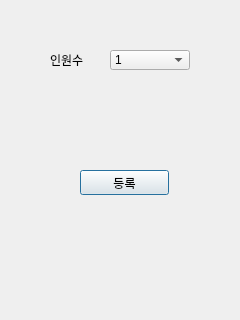
Old version of the form src/gui/user_reg.ui in the repository iot-team5-project/iot-waitingsystem.
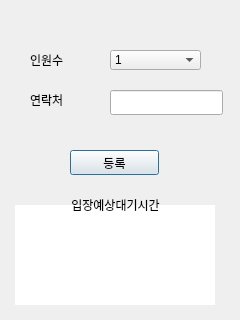
New version of the form.

Diff of the .ui file:
```diff
--- a/src/gui/user_reg.ui
+++ b/src/gui/user_reg.ui
@@ -18,7 +18,7 @@
     <rect>
      <x>110</x>
      <y>50</y>
-     <width>80</width>
+     <width>91</width>
      <height>20</height>
     </rect>
    </property>
@@ -65,9 +65,9 @@
   <widget class="QLabel" name="label">
    <property name="geometry">
     <rect>
-     <x>50</x>
+     <x>30</x>
      <y>50</y>
-     <width>70</width>
+     <width>41</width>
      <height>20</height>
     </rect>
    </property>
@@ -78,8 +78,8 @@
   <widget class="QPushButton" name="btnReg">
    <property name="geometry">
     <rect>
-     <x>80</x>
-     <y>170</y>
+     <x>70</x>
+     <y>150</y>
      <width>89</width>
      <height>25</height>
     </rect>
@@ -88,6 +88,64 @@
     <string>등록</string>
    </property>
   </widget>
+  <widget class="QLabel" name="entranceLiveTime">
+   <property name="geometry">
+    <rect>
+     <x>15</x>
+     <y>205</y>
+     <width>200</width>
+     <height>100</height>
+    </rect>
+   </property>
+   <property name="styleSheet">
+    <string notr="true">background-color: rgb(255, 255, 255);</string>
+   </property>
+   <property name="text">
+    <string/>
+   </property>
+   <property name="alignment">
+    <set>Qt::AlignCenter</set>
+   </property>
+  </widget>
+  <widget class="QLabel" name="entranceTime">
+   <property name="geometry">
+    <rect>
+     <x>60</x>
+     <y>195</y>
+     <width>111</width>
+     <height>20</height>
+    </rect>
+   </property>
+   <property name="text">
+    <string>입장예상대기시간</string>
+   </property>
+   <property name="alignment">
+    <set>Qt::AlignCenter</set>
+   </property>
+  </widget>
+  <widget class="QLabel" name="phoneLabel">
+   <property name="geometry">
+    <rect>
+     <x>30</x>
+     <y>90</y>
+     <width>41</width>
+     <height>20</height>
+    </rect>
+   </property>
+   <property name="text">
+    <string>연락처</string>
+   </property>
+  </widget>
+  <widget class="QLineEdit" name="lineEdit">
+   <property name="geometry">
+    <rect>
+     <x>110</x>
+     <y>90</y>
+     <width>113</width>
+     <height>25</height>
+    </rect>
+   </property>
+  </widget>
  </widget>
  <resources/>
  <connections/>
```
Left out of the diff: 4 changed lines with no effect on the pictures.
